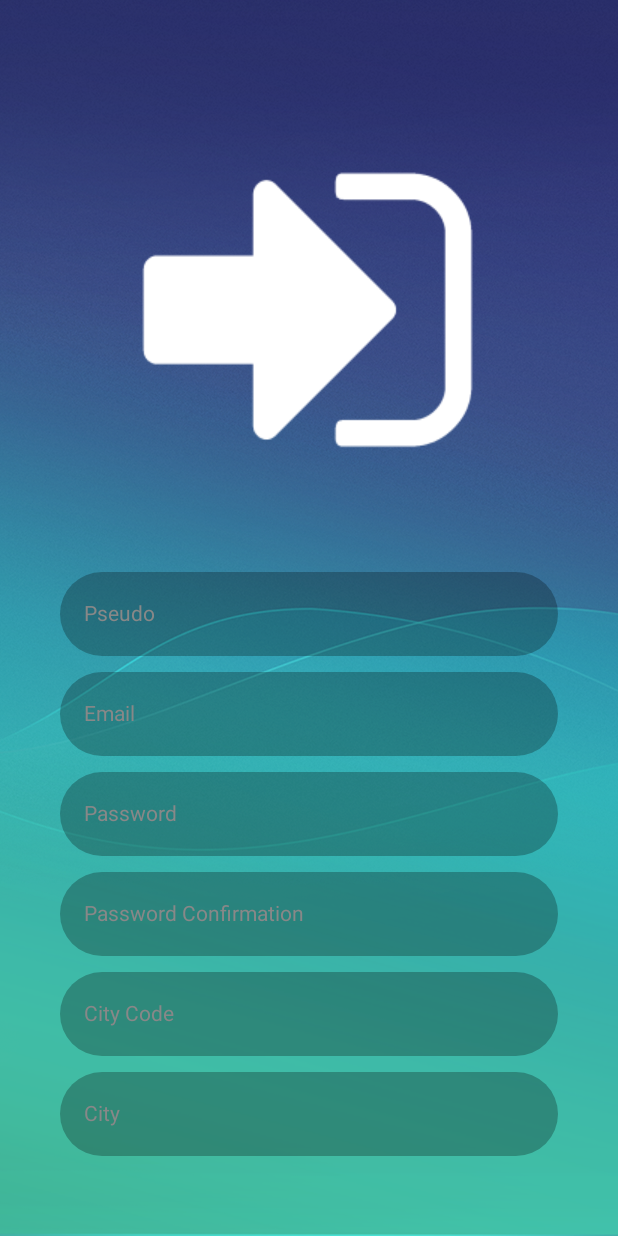
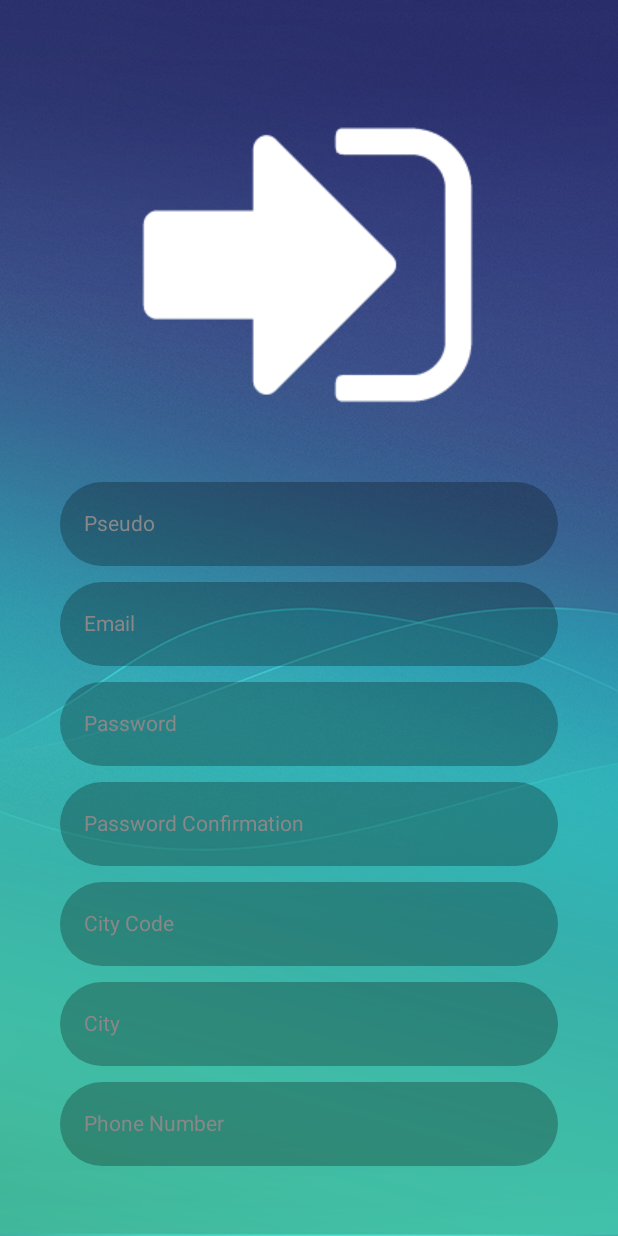
Before and after one commit to Chocolaterie/AndroidTP_2311, an Android app built with Jetpack Compose: the SignUpActivity screen opened directly, with no data from a screen before it, on a phone screen of 412 x 824 dp. Run offline under Robolectric (Android 15) with nearby library versions, the phone set to English and light mode, and no system bars.

Commit message:
Update SignUpActivity.kt

```diff
--- a/app/src/main/java/com/example/tpfilrouge/SignUpActivity.kt
+++ b/app/src/main/java/com/example/tpfilrouge/SignUpActivity.kt
@@ -45,7 +45,7 @@ fun SignUpActivityPage() {
             Image(
                 painter = painterResource(id = R.drawable.sign_up),
                 contentDescription = "Logo SignUp",
-                modifier = Modifier.padding(vertical = 40.dp))
+                modifier = Modifier.padding(vertical = 10.dp))
             EniTextField("Pseudo")
             EniTextField("Email")
             EniTextField("Password")
```
